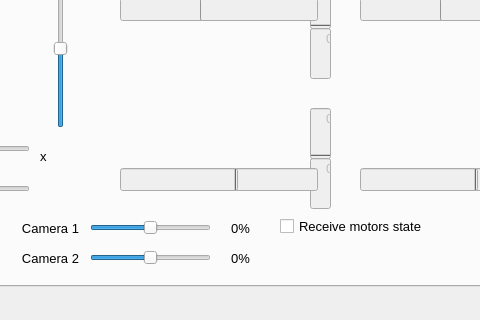
Above: mainwindow.ui from robocenter-rov/remote-control before the change; both pictures show x 663 to 1143 and y 370 to 690 of the 1228 by 690 pixel window. Below: the same form after it.
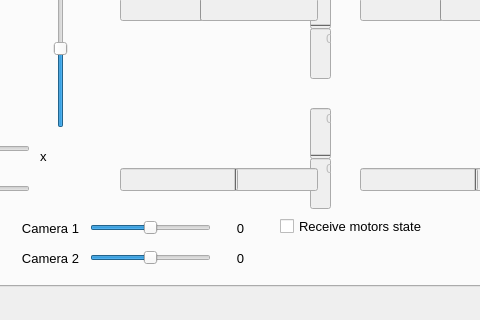
That is the form after the change. The open tabs and pages were chosen to show the change. Custom widgets are drawn as their Qt base class.

```diff
--- a/mainwindow.ui
+++ b/mainwindow.ui
@@ -1017,7 +1017,7 @@
          </rect>
         </property>
         <property name="text">
-         <string>0%</string>
+         <string>0</string>
         </property>
         <property name="alignment">
          <set>Qt::AlignCenter</set>
@@ -1033,7 +1033,7 @@
          </rect>
         </property>
         <property name="text">
-         <string>0%</string>
+         <string>0</string>
         </property>
         <property name="alignment">
          <set>Qt::AlignCenter</set>
```
Left out of the diff: 2 changed lines with no effect on the pictures.
